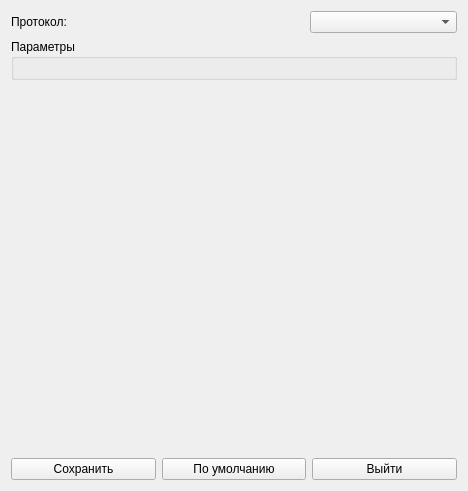
This is src/LinkingToolkit/src/network_configurator/network_configurator.ui in twister9893/home as Qt 5 draws it before an edit. The edited form follows.
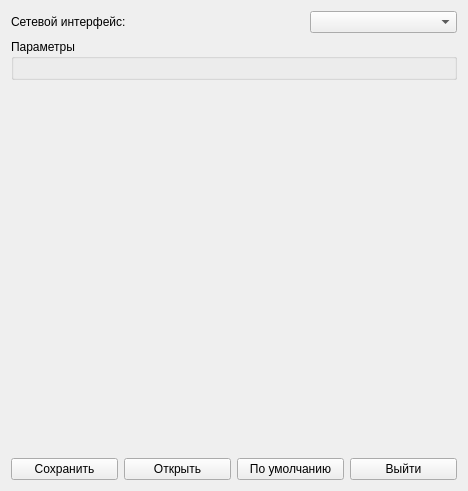
This is the edited form.

Diff of the .ui file:
```diff
--- a/src/LinkingToolkit/src/network_configurator/network_configurator.ui
+++ b/src/LinkingToolkit/src/network_configurator/network_configurator.ui
@@ -22,7 +22,7 @@
      <item>
       <widget class="QLabel" name="label">
        <property name="text">
-        <string>Протокол:</string>
+        <string>Сетевой интерфейс:</string>
        </property>
       </widget>
      </item>
@@ -64,6 +64,13 @@
        </property>
       </widget>
      </item>
+     <item>
+      <widget class="QPushButton" name="openButton">
+       <property name="text">
+        <string>Открыть</string>
+       </property>
+      </widget>
+     </item>
      <item>
       <widget class="QPushButton" name="defaultButton">
        <property name="text">
```
Left out of the diff: 5 changed lines with no effect on the pictures.
